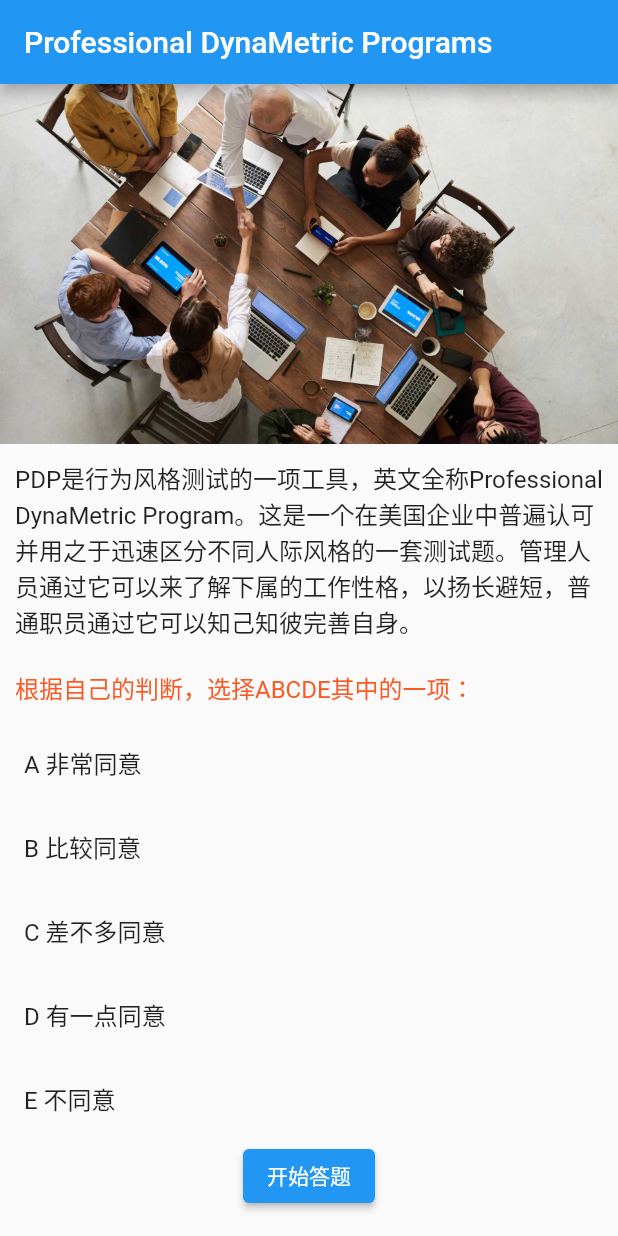
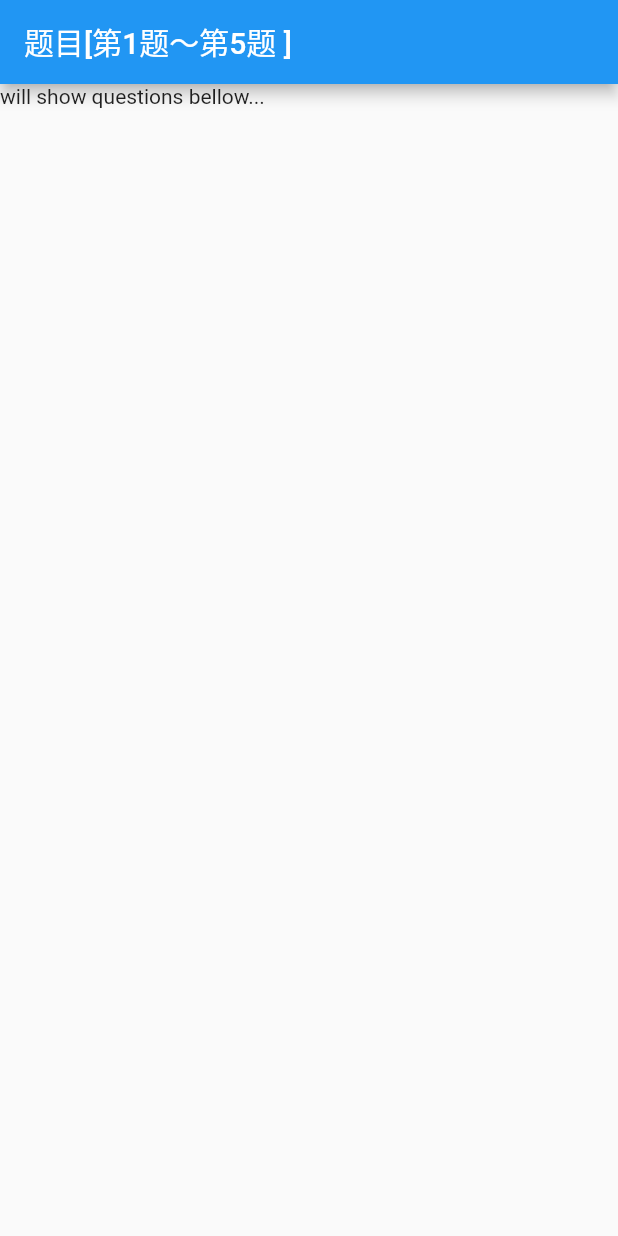
Before and after one commit to BobJackson/pdp, a Flutter app: the screen it shows after launch, after a tap on "开始答题", on a phone screen of 412 x 824 dp. Run offline on Flutter 3.47's test engine with Material 2 defaults, Android fonts, the phone set to English and light mode, and no system bars.

Commit message:
构建跳转路由

```diff
--- a/lib/main.dart
+++ b/lib/main.dart
@@ -1,7 +1,17 @@
 import 'package:flutter/material.dart';
+import 'package:pdp/questions.dart';
 
 import 'pdp.dart';
 
 void main() {
-  runApp(const Pdp());
+  runApp(MaterialApp(
+    home: const Pdp(),
+    routes: <String, WidgetBuilder> {
+      '/page1': (BuildContext context) => Questions(page: 1),
+      '/page2': (BuildContext context) => Questions(page: 2),
+      '/page3': (BuildContext context) => Questions(page: 3),
+      '/page4': (BuildContext context) => Questions(page: 4),
+      '/page5': (BuildContext context) => Questions(page: 5),
+    },
+  ));
 }
--- a/lib/pdp.dart
+++ b/lib/pdp.dart
@@ -45,7 +45,9 @@ class Pdp extends StatelessWidget {
       child: Column(
         mainAxisSize: MainAxisSize.min,
         children: [
-          ElevatedButton(onPressed: goToPlay, child: const Text('开始答题')),
+          ElevatedButton(onPressed: () {
+            Navigator.pushNamed(context, '/page1');
+          }, child: const Text('开始答题')),
         ],
       ),
     );
@@ -78,7 +80,4 @@ class Pdp extends StatelessWidget {
     );
   }
 
-  void goToPlay() {
-    print('Clicked !');
-  }
 }
--- /dev/null
+++ b/lib/questions.dart
@@ -0,0 +1,29 @@
+import 'package:flutter/material.dart';
+
+class Questions extends StatefulWidget {
+  final int page;
+
+  const Questions({Key? key, required this.page}) : super(key: key);
+
+  @override
+  State<Questions> createState() => _QuestionsState();
+}
+
+class _QuestionsState extends State<Questions> {
+
+  @override
+  Widget build(BuildContext context) {
+    var page = widget.page;
+    var startIndex = 5 * (page - 1) + 1;
+    var endIndex = 5 * (page);
+    return MaterialApp(
+      title: 'Page$page',
+      home: Scaffold(
+        appBar: AppBar(
+          title: Text('题目[第$startIndex题～第$endIndex题 ]'),
+        ),
+        body: const Text('will show questions bellow...'),
+      ),
+    );
+  }
+}
```
